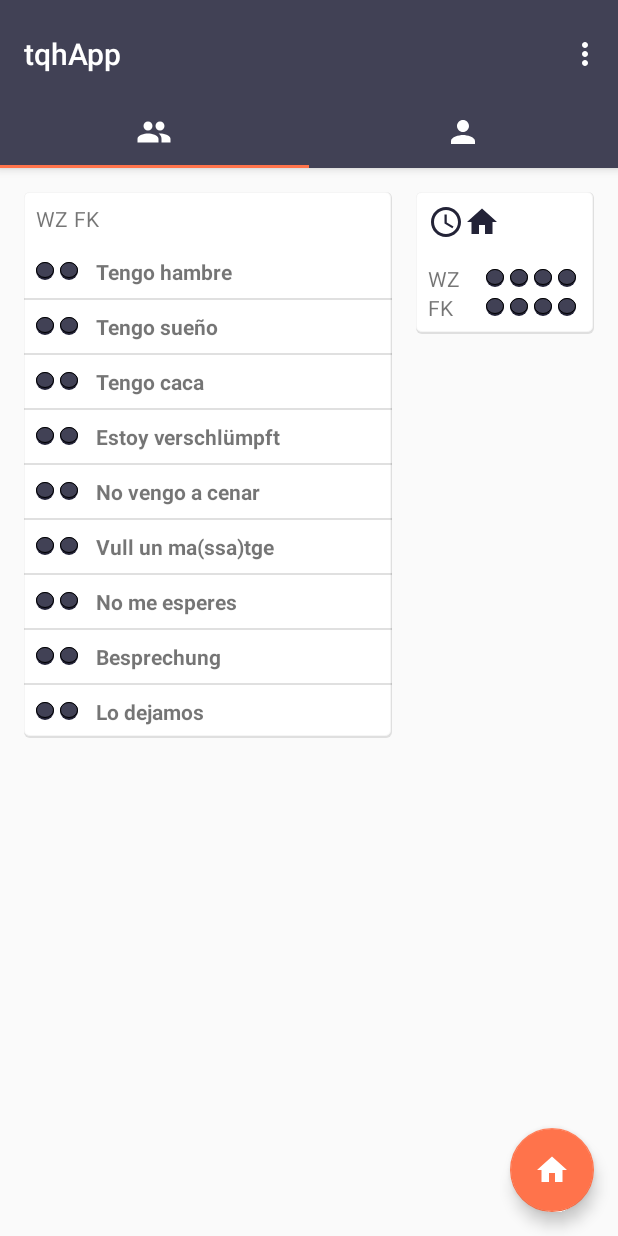
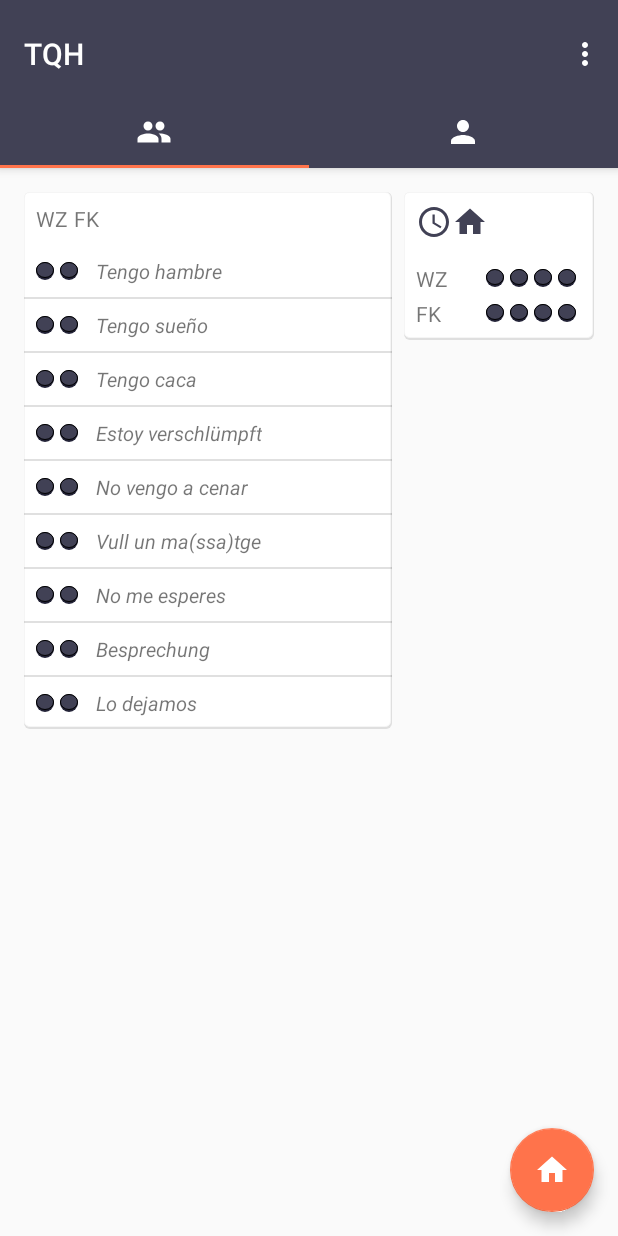
Before and after one commit to farrutapps/tqh, an Android app: the screen it shows after launch (MainActivity), on a phone screen of 412 x 824 dp. Run offline under Robolectric (Android 15) with nearby library versions, the phone set to English and light mode, and no system bars.

Commit message:
User Interface Version 1

```diff
--- /dev/null
+++ b/Client/tqhApp/app/src/main/java/com/farrutaps/tqhapp/Adapters/MyStatusAdapter.java
@@ -0,0 +1,95 @@
+package com.farrutaps.tqhapp.Adapters;
+
+import android.content.Context;
+import android.view.LayoutInflater;
+import android.view.View;
+import android.view.ViewGroup;
+import android.widget.BaseAdapter;
+import android.widget.CheckedTextView;
+
+import com.farrutaps.tqhapp.R;
+import com.farrutaps.tqhapp.model.Options;
+import com.farrutaps.tqhapp.model.User;
+
+import java.util.ArrayList;
+import java.util.Arrays;
+import java.util.List;
+
+/**
+ * Created by Sònia Batllori on 16/02/2018.
+ */
+public class MyStatusAdapter extends BaseAdapter {
+
+    private Context context;
+    private List<Options> options;
+    private User master;
+    private LayoutInflater layoutInflater = null;
+
+    public MyStatusAdapter(Context context, Options[] options, User user) {
+        this.context = context;
+        this.options = new ArrayList<>(Arrays.asList(options));
+        this.master = user;
+        this.layoutInflater = (LayoutInflater) this.context.getSystemService(Context.LAYOUT_INFLATER_SERVICE);
+    }
+
+    @Override
+    public int getCount() {
+        return options.size();
+    }
+
+    @Override
+    public Options getItem(int position) {
+        return options.get(position);
+    }
+
+    @Override
+    public long getItemId(int position) {
+        return options.get(position).ordinal();
+    }
+
+    public String getItemName(int position) {
+        return options.get(position).getTitle();
+    }
+
+    public boolean isStatusOn(int position) {
+        return master.getStatus().getOnFromOption(getItem(position));
+    }
+
+    @Override
+    public View getView(int position, View convertView, ViewGroup parent) {
+
+        final MyStatusHolder myStatusHolder;
+
+        if (convertView == null) {
+            convertView = layoutInflater.inflate(R.layout.item_my_status, null);
+            myStatusHolder = new MyStatusHolder(convertView);
+            convertView.setTag(myStatusHolder);
+        } else
+            myStatusHolder = (MyStatusHolder) convertView.getTag();
+
+        // Set item data
+        myStatusHolder.ctvMyStatus.setText(getItemName(position));
+        myStatusHolder.ctvMyStatus.setChecked(isStatusOn(position));
+
+        myStatusHolder.ctvMyStatus.setOnClickListener(new View.OnClickListener() {
+            @Override
+            public void onClick(View v) {
+                myStatusHolder.ctvMyStatus.setChecked(!myStatusHolder.ctvMyStatus.isChecked());
+            }
+        });
+
+        // Return view
+        return convertView;
+    }
+
+
+}
+
+class MyStatusHolder {
+
+    public CheckedTextView ctvMyStatus;
+
+    public MyStatusHolder(View base) {
+        this.ctvMyStatus = (CheckedTextView) base.findViewById(R.id.ctv_my_status_item);
+    }
+}
--- a/Client/tqhApp/app/src/main/java/com/farrutaps/tqhapp/Adapters/StatusAdapter.java
+++ b/Client/tqhApp/app/src/main/java/com/farrutaps/tqhapp/Adapters/StatusAdapter.java
@@ -47,24 +47,28 @@ public class StatusAdapter extends BaseAdapter {
         return options.get(position).ordinal();
     }
 
+    public String getItemName(int position) {
+        return options.get(position).getTitle();
+    }
+
     @Override
     public View getView(int position, View convertView, ViewGroup parent) {
 
-        final statusHolder statusHolder;
+        final StatusHolder statusHolder;
 
         if (convertView == null) {
             convertView = layoutInflater.inflate(R.layout.item_status, null);
-            statusHolder = new statusHolder(convertView);
+            statusHolder = new StatusHolder(convertView);
             convertView.setTag(statusHolder);
         } else
-            statusHolder = (statusHolder) convertView.getTag();
+            statusHolder = (StatusHolder) convertView.getTag();
 
         // Set item data
-        statusHolder.tvStatus.setText(options.get(position).getTitle());
+        statusHolder.tvStatus.setText(getItemName(position));
 
         boolean wzOn, fkOn;
-        wzOn = userWZ.getStatus().getOnFromOption(options.get(position));
-        fkOn = userFK.getStatus().getOnFromOption(options.get(position));
+        wzOn = userWZ.getStatus().getOnFromOption(getItem(position));
+        fkOn = userFK.getStatus().getOnFromOption(getItem(position));
         setLedColor(statusHolder.ledWZ, wzOn, convertView);
         setLedColor(statusHolder.ledFK, fkOn, convertView);
 
@@ -83,13 +87,13 @@ public class StatusAdapter extends BaseAdapter {
     }
 }
 
-class statusHolder {
+class StatusHolder {
 
     public ImageView ledWZ;
     public ImageView ledFK;
     public TextView tvStatus;
 
-    public statusHolder(View base) {
+    public StatusHolder(View base) {
         this.ledWZ = (ImageView) base.findViewById(R.id.led_wz);
         this.ledFK = (ImageView) base.findViewById(R.id.led_fk);
         this.tvStatus = (TextView) base.findViewById(R.id.tv_status_item);
--- a/Client/tqhApp/app/src/main/java/com/farrutaps/tqhapp/view/MainActivity.java
+++ b/Client/tqhApp/app/src/main/java/com/farrutaps/tqhapp/view/MainActivity.java
@@ -16,9 +16,11 @@ import android.view.Menu;
 import android.view.MenuItem;
 import android.view.View;
 import android.view.ViewGroup;
+import android.widget.ImageButton;
 import android.widget.ImageView;
 import android.widget.ListView;
 
+import com.farrutaps.tqhapp.Adapters.MyStatusAdapter;
 import com.farrutaps.tqhapp.Adapters.StatusAdapter;
 import com.farrutaps.tqhapp.R;
 import com.farrutaps.tqhapp.controller.Controller;
@@ -42,10 +44,13 @@ public class MainActivity extends AppCompatActivity {
 
     /* Main Fragment Resources */
     private static ListView lvStatus;
-    private static StatusAdapter lvAdapter;
+    private static StatusAdapter lvStatusAdapter;
     private static ImageView ledWZ1, ledWZ2, ledWZ4, ledWZ8, ledFK1, ledFK2, ledFK4, ledFK8;
 
     /* User Fragment Resources */
+    private static ListView lvMyStatus;
+    private static MyStatusAdapter lvMyStatusAdapter;
+    private static ImageButton ibPublish;
 
     @Override
     protected void onCreate(Bundle savedInstanceState) {
@@ -53,6 +58,10 @@ public class MainActivity extends AppCompatActivity {
         setContentView(R.layout.activity_main);
 
         new Controller();
+        // TODO delete test
+        try {
+            Controller.setMaster(Controller.getUsers().get(0));
+        } catch(Exception e) {}
 
         this.initResources();
         this.setResources();
@@ -88,8 +97,6 @@ public class MainActivity extends AppCompatActivity {
                 // TODO
                 Snackbar.make(view, "Replace with your own action", Snackbar.LENGTH_LONG)
                         .setAction("Action", null).show();
-
-                test(view);
             }
         });
     }
@@ -98,7 +105,7 @@ public class MainActivity extends AppCompatActivity {
         Random r = new Random();
         Controller.getUsers().get(0).getStatus().setOnToOption(Options.HAMBRE.getRandom(), r.nextBoolean());
         Controller.getUsers().get(1).getStatus().setOnToOption(Options.HAMBRE.getRandom(), r.nextBoolean());
-        lvAdapter.notifyDataSetChanged();
+        lvStatusAdapter.notifyDataSetChanged();
 
         Controller.getUsers().get(0).setBackHome(r.nextInt(12));
         Controller.getUsers().get(1).setBackHome(r.nextInt(12));
@@ -199,8 +206,8 @@ public class MainActivity extends AppCompatActivity {
         private void setMainResources(View rootView) {
             /* ListView */
             try {
-                lvAdapter = new StatusAdapter(rootView.getContext(), Options.values(), Controller.getUsers());
-                lvStatus.setAdapter(lvAdapter);
+                lvStatusAdapter = new StatusAdapter(rootView.getContext(), Options.values(), Controller.getUsers());
+                lvStatus.setAdapter(lvStatusAdapter);
             } catch (Exception e) {}
 
             /* LEDs */
@@ -243,11 +250,24 @@ public class MainActivity extends AppCompatActivity {
         }
 
         private void initUserResources(View rootView) {
-            // TODO
+            lvMyStatus = (ListView) rootView.findViewById(R.id.lv_my_status);
+            ibPublish = (ImageButton) rootView.findViewById(R.id.ib_publish);
         }
 
         private void setUserResources(View rootView) {
-            // TODO
+            /* ListView */
+            try {
+                lvMyStatusAdapter = new MyStatusAdapter(rootView.getContext(), Options.values(), Controller.getMaster());
+                lvMyStatus.setAdapter(lvMyStatusAdapter);
+            } catch (Exception e) {}
+
+            ibPublish.setOnClickListener(new View.OnClickListener() {
+                @Override
+                public void onClick(View view) {
+                    Snackbar.make(view, "Replace with your own action", Snackbar.LENGTH_LONG)
+                            .setAction("Action", null).show();
+                }
+            });
         }
     }
 
--- a/Client/tqhApp/app/src/main/res/drawable/ic_home_dark.xml
+++ b/Client/tqhApp/app/src/main/res/drawable/ic_home_dark.xml
@@ -4,6 +4,6 @@
     android:viewportWidth="24.0"
     android:viewportHeight="24.0">
     <path
-        android:fillColor="@color/colorPrimaryDark"
+        android:fillColor="@color/colorPrimary"
         android:pathData="M10,20v-6h4v6h5v-8h3L12,3 2,12h3v8z"/>
 </vector>
--- a/Client/tqhApp/app/src/main/res/drawable/ic_publish.xml
+++ b/Client/tqhApp/app/src/main/res/drawable/ic_publish.xml
@@ -4,6 +4,6 @@
     android:viewportWidth="24.0"
     android:viewportHeight="24.0">
     <path
-        android:fillColor="@color/colorPrimaryDark"
+        android:fillColor="@android:color/white"
         android:pathData="M5,4v2h14L19,4L5,4zM5,14h4v6h6v-6h4l-7,-7 -7,7z"/>
 </vector>
--- a/Client/tqhApp/app/src/main/res/drawable/ic_schedule.xml
+++ b/Client/tqhApp/app/src/main/res/drawable/ic_schedule.xml
@@ -4,6 +4,6 @@
     android:viewportWidth="24.0"
     android:viewportHeight="24.0">
     <path
-        android:fillColor="@color/colorPrimaryDark"
+        android:fillColor="@color/colorPrimary"
         android:pathData="M11.99,2C6.47,2 2,6.48 2,12s4.47,10 9.99,10C17.52,22 22,17.52 22,12S17.52,2 11.99,2zM12,20c-4.42,0 -8,-3.58 -8,-8s3.58,-8 8,-8 8,3.58 8,8 -3.58,8 -8,8zM12.5,7L11,7v6l5.25,3.15 0.75,-1.23 -4.5,-2.67z"/>
 </vector>
--- a/Client/tqhApp/app/src/main/res/layout/fragment_main.xml
+++ b/Client/tqhApp/app/src/main/res/layout/fragment_main.xml
@@ -1,32 +1,30 @@
-<RelativeLayout xmlns:android="http://schemas.android.com/apk/res/android"
+<LinearLayout xmlns:android="http://schemas.android.com/apk/res/android"
     xmlns:tools="http://schemas.android.com/tools"
+    style="@style/activity_layout"
     android:layout_width="match_parent"
     android:layout_height="match_parent"
-    android:paddingBottom="@dimen/activity_vertical_margin"
-    android:paddingLeft="@dimen/activity_horizontal_margin"
-    android:paddingRight="@dimen/activity_horizontal_margin"
-    android:paddingTop="@dimen/activity_vertical_margin"
+    android:orientation="vertical"
     tools:context=".view.MainActivity$PlaceholderFragment">
 
     <LinearLayout
         android:layout_width="match_parent"
-        android:layout_height="match_parent"
+        android:layout_height="wrap_content"
         android:orientation="horizontal"
         android:weightSum="3">
 
         <LinearLayout
-            android:background="@drawable/bg_layout"
-            android:layout_marginRight="@dimen/appbar_padding_top"
             android:layout_width="match_parent"
             android:layout_height="wrap_content"
-            android:orientation="vertical"
-            android:layout_weight="1">
+            android:layout_marginRight="@dimen/layout_padding_h"
+            android:layout_weight="1"
+            android:background="@drawable/bg_layout"
+            android:orientation="vertical">
 
             <LinearLayout
                 android:layout_width="match_parent"
                 android:layout_height="wrap_content"
-                android:orientation="horizontal"
-                android:layout_margin="@dimen/appbar_padding_top">
+                android:layout_margin="@dimen/layout_padding_h"
+                android:orientation="horizontal">
 
                 <TextView
                     android:layout_width="wrap_content"
@@ -50,17 +48,16 @@
         </LinearLayout>
 
         <LinearLayout
-            android:background="@drawable/bg_layout"
-            android:layout_marginLeft="@dimen/appbar_padding_top"
             android:layout_width="match_parent"
             android:layout_height="wrap_content"
             android:layout_weight="2"
+            android:background="@drawable/bg_layout"
             android:orientation="vertical">
 
             <LinearLayout
                 android:layout_width="match_parent"
                 android:layout_height="wrap_content"
-                android:layout_margin="@dimen/appbar_padding_top">
+                android:layout_margin="@dimen/layout_padding_h">
 
                 <ImageView
                     android:layout_width="wrap_content"
@@ -77,14 +74,15 @@
             <LinearLayout
                 android:layout_width="match_parent"
                 android:layout_height="wrap_content"
-                android:orientation="vertical"
-                android:layout_margin="@dimen/appbar_padding_top">
+                android:layout_margin="@dimen/layout_padding_h"
+                android:orientation="vertical">
 
                 <LinearLayout
                     android:layout_width="match_parent"
                     android:layout_height="wrap_content"
-                    android:orientation="horizontal"
-                    android:gravity="center">
+                    android:layout_marginBottom="@dimen/layout_padding_v"
+                    android:gravity="center"
+                    android:orientation="horizontal">
 
                     <TextView
                         android:layout_width="wrap_content"
@@ -94,38 +92,35 @@
 
                     <ImageView
                         android:id="@+id/led_wz_8"
+                        style="@style/led"
                         android:layout_width="@dimen/led_diam"
-                        android:layout_height="@dimen/led_diam"
-                        android:layout_marginRight="@dimen/led_dist"
-                        android:background="@drawable/led_off" />
+                        android:layout_height="@dimen/led_diam" />
 
                     <ImageView
                         android:id="@+id/led_wz_4"
+                        style="@style/led"
                         android:layout_width="@dimen/led_diam"
-                        android:layout_height="@dimen/led_diam"
-                        android:layout_marginRight="@dimen/led_dist"
-                        android:background="@drawable/led_off" />
+                        android:layout_height="@dimen/led_diam" />
 
                     <ImageView
                         android:id="@+id/led_wz_2"
+                        style="@style/led"
                         android:layout_width="@dimen/led_diam"
-                        android:layout_height="@dimen/led_diam"
-                        android:layout_marginRight="@dimen/led_dist"
-                        android:background="@drawable/led_off" />
+                        android:layout_height="@dimen/led_diam" />
 
                     <ImageView
                         android:id="@+id/led_wz_1"
+                        style="@style/led"
                         android:layout_width="@dimen/led_diam"
-                        android:layout_height="@dimen/led_diam"
-                        android:layout_marginRight="@dimen/led_dist"
-                        android:background="@drawable/led_off" />
+                        android:layout_height="@dimen/led_diam" />
                 </LinearLayout>
 
                 <LinearLayout
                     android:layout_width="match_parent"
                     android:layout_height="wrap_content"
-                    android:orientation="horizontal"
-                    android:gravity="center">
+                    android:layout_marginTop="@dimen/layout_padding_v"
+                    android:gravity="center"
+                    android:orientation="horizontal">
 
                     <TextView
                         android:layout_width="wrap_content"
@@ -135,34 +130,30 @@
 
                     <ImageView
                         android:id="@+id/led_fk_8"
+                        style="@style/led"
                         android:layout_width="@dimen/led_diam"
-                        android:layout_height="@dimen/led_diam"
-                        android:layout_marginRight="@dimen/led_dist"
-                        android:background="@drawable/led_off" />
+                        android:layout_height="@dimen/led_diam" />
 
                     <ImageView
                         android:id="@+id/led_fk_4"
+                        style="@style/led"
                         android:layout_width="@dimen/led_diam"
-                        android:layout_height="@dimen/led_diam"
-                        android:layout_marginRight="@dimen/led_dist"
-                        android:background="@drawable/led_off" />
+                        android:layout_height="@dimen/led_diam" />
 
                     <ImageView
                         android:id="@+id/led_fk_2"
+                        style="@style/led"
                         android:layout_width="@dimen/led_diam"
-                        android:layout_height="@dimen/led_diam"
-                        android:layout_marginRight="@dimen/led_dist"
-                        android:background="@drawable/led_off" />
+                        android:layout_height="@dimen/led_diam" />
 
                     <ImageView
                         android:id="@+id/led_fk_1"
+                        style="@style/led"
                         android:layout_width="@dimen/led_diam"
-                        android:layout_height="@dimen/led_diam"
-                        android:layout_marginRight="@dimen/led_dist"
-                        android:background="@drawable/led_off" />
+                        android:layout_height="@dimen/led_diam" />
                 </LinearLayout>
             </LinearLayout>
         </LinearLayout>
     </LinearLayout>
 
-</RelativeLayout>
+</LinearLayout>
--- a/Client/tqhApp/app/src/main/res/layout/fragment_user.xml
+++ b/Client/tqhApp/app/src/main/res/layout/fragment_user.xml
@@ -1,27 +1,21 @@
 <?xml version="1.0" encoding="utf-8"?>
 <LinearLayout xmlns:android="http://schemas.android.com/apk/res/android"
+    style="@style/activity_layout"
     android:layout_width="match_parent"
     android:layout_height="match_parent"
-    android:orientation="vertical"
-    android:paddingBottom="@dimen/activity_vertical_margin"
-    android:paddingLeft="@dimen/activity_horizontal_margin"
-    android:paddingRight="@dimen/activity_horizontal_margin"
-    android:paddingTop="@dimen/activity_vertical_margin">
+    android:orientation="vertical">
+
+    <TextView
+        style="@style/title"
+        android:layout_width="match_parent"
+        android:layout_height="wrap_content"
+        android:text="@string/my_status" />
 
     <LinearLayout
         android:layout_width="match_parent"
         android:layout_height="wrap_content"
         android:background="@drawable/bg_layout"
         android:orientation="vertical">
-
-        <TextView
-            android:layout_width="match_parent"
-            android:layout_height="wrap_content"
-            android:layout_gravity="center"
-            android:gravity="center"
-            android:text="@string/my_status"
-            android:textSize="20dp"
-            android:textStyle="bold" />
 
         <ListView
             android:id="@+id/lv_my_status"
@@ -30,19 +24,22 @@
 
         </ListView>
 
+    </LinearLayout>
+
     <LinearLayout
         android:layout_width="match_parent"
-            android:layout_height="wrap_content"
-            android:gravity="right"
-            android:orientation="horizontal">
+        android:layout_height="match_parent"
+        android:gravity="center_horizontal"
+        android:orientation="horizontal"
+        android:weightSum="3">
 
         <ImageButton
             android:id="@+id/ib_publish"
             android:layout_width="wrap_content"
             android:layout_height="wrap_content"
+            android:layout_weight="1"
+            android:backgroundTint="@color/colorPrimary"
             android:src="@drawable/ic_publish" />
     </LinearLayout>
 
 </LinearLayout>
-
-</LinearLayout>
--- a/Client/tqhApp/app/src/main/res/layout/item_my_status.xml
+++ b/Client/tqhApp/app/src/main/res/layout/item_my_status.xml
@@ -3,7 +3,7 @@
     android:orientation="vertical"
     android:layout_width="match_parent"
     android:layout_height="match_parent"
-    android:layout_margin="@dimen/appbar_padding_top">
+    style="@style/lv_item_layout">
 
     <CheckedTextView
         android:id="@+id/ctv_my_status_item"
@@ -11,6 +11,7 @@
         android:layout_height="wrap_content"
         android:gravity="center"
         android:checkMark="?android:attr/listChoiceIndicatorMultiple"
+        style="@style/lv_item_text"
         android:text="Hambre"/>
 
 </LinearLayout>
--- a/Client/tqhApp/app/src/main/res/layout/item_status.xml
+++ b/Client/tqhApp/app/src/main/res/layout/item_status.xml
@@ -1,35 +1,30 @@
 <?xml version="1.0" encoding="utf-8"?>
 <LinearLayout xmlns:android="http://schemas.android.com/apk/res/android"
+    style="@style/lv_item_layout"
+    android:layout_width="match_parent"
+    android:layout_height="match_parent"
     android:orientation="horizontal"
-    android:layout_width="wrap_content"
-    android:layout_height="wrap_content"
-    android:paddingLeft="@dimen/appbar_padding_top"
-    android:paddingTop="@dimen/appbar_padding_top"
-    android:paddingBottom="@dimen/appbar_padding_top"
-    android:gravity="center_vertical">
+    android:paddingBottom="@dimen/layout_padding_h"
+    android:paddingTop="@dimen/layout_padding_h">
 
     <ImageView
         android:id="@+id/led_wz"
+        style="@style/led"
         android:layout_width="@dimen/led_diam"
-        android:layout_height="@dimen/led_diam"
-        android:layout_marginRight="@dimen/led_dist"
-        android:background="@drawable/led_off" />
+        android:layout_height="@dimen/led_diam" />
 
     <ImageView
         android:id="@+id/led_fk"
+        style="@style/led"
         android:layout_width="@dimen/led_diam"
-        android:layout_height="@dimen/led_diam"
-        android:layout_marginRight="@dimen/led_dist"
-        android:background="@drawable/led_off" />
+        android:layout_height="@dimen/led_diam" />
 
     <TextView
         android:id="@+id/tv_status_item"
+        style="@style/lv_item_text"
         android:layout_width="wrap_content"
         android:layout_height="wrap_content"
         android:layout_marginLeft="@dimen/appbar_padding_top"
-        android:textStyle="bold"
-        android:textSize="14dp"
-        android:text="Hambre"/>
-
+        android:text="Hambre" />
 
 </LinearLayout>
--- a/Client/tqhApp/app/src/main/res/values/dimens.xml
+++ b/Client/tqhApp/app/src/main/res/values/dimens.xml
@@ -5,6 +5,9 @@
     <dimen name="fab_margin">16dp</dimen>
     <dimen name="appbar_padding_top">8dp</dimen>
 
+    <dimen name="layout_padding_h">8dp</dimen>
+    <dimen name="layout_padding_v">2dp</dimen>
     <dimen name="led_diam">12dp</dimen>
     <dimen name="led_dist">4dp</dimen>
+
 </resources>
--- a/Client/tqhApp/app/src/main/res/values/strings.xml
+++ b/Client/tqhApp/app/src/main/res/values/strings.xml
@@ -1,10 +1,12 @@
 <resources>
-    <string name="app_name">tqhApp</string>
+    <string name="app_name">TQH</string>
     <string name="action_settings">Settings</string>
     <string name="section_format">Hello World from section: %1$d</string>
 
+    <string name="app_title">Esteful TQH</string>
     <string name="wz">WZ</string>
     <string name="fk">FK</string>
     <string name="my_status">My status</string>
+    <string name="esteful">Esteful</string>
 
 </resources>
--- a/Client/tqhApp/app/src/main/res/values/styles.xml
+++ b/Client/tqhApp/app/src/main/res/values/styles.xml
@@ -17,4 +17,42 @@
 
     <style name="AppTheme.PopupOverlay" parent="ThemeOverlay.AppCompat.Light" />
 
+
+    <!-- My Styles -->
+
+    <style name="activity_layout">
+        <item name="android:paddingTop">@dimen/activity_vertical_margin</item>
+        <item name="android:paddingBottom">@dimen/activity_vertical_margin</item>
+        <item name="android:paddingLeft">@dimen/activity_horizontal_margin</item>
+        <item name="android:paddingRight">@dimen/activity_horizontal_margin</item>
+    </style>
+
+    <style name="title">
+        <item name="android:textSize">20dp</item>
+        <item name="android:textStyle">bold</item>
+        <item name="android:gravity">center</item>
+        <item name="android:layout_marginBottom">@dimen/layout_padding_v</item>
+        <item name="android:textColor">@color/colorPrimary</item>
+    </style>
+
+    <style name="led">
+        <item name="android:layout_width">@dimen/led_diam</item>
+        <item name="android:height">@dimen/led_diam</item>
+        <item name="android:layout_marginRight">@dimen/led_dist</item>
+        <item name="android:background">@drawable/led_off</item>
+    </style>
+
+    <style name="lv_item_layout">
+        <item name="android:paddingTop">@dimen/layout_padding_v</item>
+        <item name="android:paddingBottom">@dimen/layout_padding_v</item>
+        <item name="android:paddingLeft">@dimen/layout_padding_h</item>
+        <item name="android:gravity">center_vertical</item>
+    </style>
+
+    <style name="lv_item_text">
+        <item name="android:textSize">13dp</item>
+        <item name="android:textStyle">italic</item>
+    </style>
+
+
 </resources>
```
Lines whose indentation alone changed are shown as unchanged.
